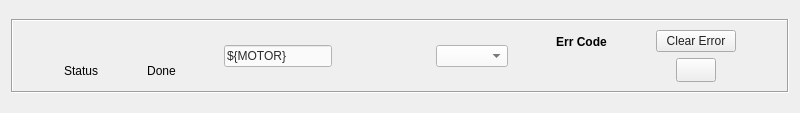
The window that pcdswidgets/ui/motion/common/motor_state_mover.ui (pcdshub/pcdswidgets) describes before a commit, drawn with Qt 5.
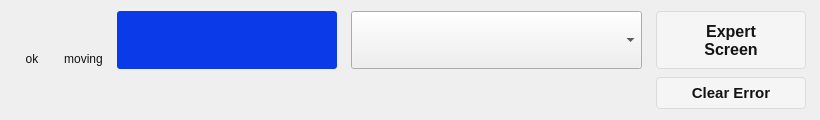
The same window after the commit. Custom widgets are drawn as their Qt base class.

Commit message: ENH: redesign state mover + add expert screen (Normal/Configuration tabs)

Patch:
```diff
--- a/pcdswidgets/ui/motion/common/motor_state_mover.ui
+++ b/pcdswidgets/ui/motion/common/motor_state_mover.ui
@@ -6,14 +6,26 @@
    <rect>
     <x>0</x>
     <y>0</y>
-    <width>800</width>
-    <height>113</height>
+    <width>820</width>
+    <height>120</height>
    </rect>
   </property>
   <property name="windowTitle">
    <string>Motor State Mover</string>
   </property>
   <layout class="QVBoxLayout" name="verticalLayout">
+   <property name="leftMargin">
+    <number>0</number>
+   </property>
+   <property name="topMargin">
+    <number>0</number>
+   </property>
+   <property name="rightMargin">
+    <number>0</number>
+   </property>
+   <property name="bottomMargin">
+    <number>0</number>
+   </property>
    <item>
     <widget class="QFrame" name="frame">
      <property name="sizePolicy">
@@ -23,46 +35,78 @@
       </sizepolicy>
      </property>
      <property name="frameShape">
-      <enum>QFrame::Box</enum>
+      <enum>QFrame::NoFrame</enum>
      </property>
      <property name="frameShadow">
-      <enum>QFrame::Sunken</enum>
+      <enum>QFrame::Plain</enum>
      </property>
      <property name="lineWidth">
-      <number>1</number>
-     </property>
-     <property name="midLineWidth">
       <number>0</number>
      </property>
-     <layout class="QGridLayout" name="gridLayout">
-      <item row="1" column="0">
-       <spacer name="leftSpacer">
-        <property name="orientation">
-         <enum>Qt::Horizontal</enum>
-        </property>
-        <property name="sizeHint" stdset="0">
-         <size>
-          <width>40</width>
-          <height>20</height>
-         </size>
-        </property>
-       </spacer>
-      </item>
-      <item row="1" column="1">
+     <layout class="QVBoxLayout" name="frameLayout">
+      <property name="spacing">
+       <number>8</number>
+      </property>
+      <property name="leftMargin">
+       <number>14</number>
+      </property>
+      <property name="topMargin">
+       <number>10</number>
+      </property>
+      <property name="rightMargin">
+       <number>14</number>
+      </property>
+      <property name="bottomMargin">
+       <number>10</number>
+      </property>
+      <item>
+       <layout class="QHBoxLayout" name="mainRow">
+        <property name="spacing">
+         <number>14</number>
+        </property>
+        <item alignment="Qt::AlignVCenter">
+         <widget class="QWidget" name="statusIndicatorBox" native="true">
        <layout class="QVBoxLayout" name="statusIndicatorLayout">
-        <item>
+          <property name="spacing">
+           <number>2</number>
+          </property>
+          <property name="leftMargin">
+           <number>0</number>
+          </property>
+          <property name="topMargin">
+           <number>0</number>
+          </property>
+          <property name="rightMargin">
+           <number>0</number>
+          </property>
+          <property name="bottomMargin">
+           <number>0</number>
+          </property>
+          <item alignment="Qt::AlignHCenter">
          <widget class="PyDMByteIndicator" name="statusIndicator">
+            <property name="minimumSize">
+             <size>
+              <width>36</width>
+              <height>36</height>
+             </size>
+            </property>
+            <property name="maximumSize">
+             <size>
+              <width>36</width>
+              <height>36</height>
+             </size>
+            </property>
           <property name="toolTip">
-           <string>Green when all group status PVs are OK; red if any are true.</string>
+             <string>Green when the motor status is OK; red on error.</string>
           </property>
           <property name="whatsThis">
-           <string>Combined status indicator for the motor state group.</string>
+             <string>Combined status indicator for the motor state group (STATE:ERR_RBV).</string>
           </property>
           <property name="alarmSensitiveContent">
            <bool>false</bool>
           </property>
           <property name="alarmSensitiveBorder">
-           <bool>true</bool>
+             <bool>false</bool>
           </property>
           <property name="PyDMToolTip">
            <string/>
@@ -70,6 +114,20 @@
           <property name="channel">
            <string>ca://${MOTOR}:STATE:ERR_RBV</string>
           </property>
+            <property name="onColor">
+             <color>
+              <red>255</red>
+              <green>0</green>
+              <blue>0</blue>
+             </color>
+            </property>
+            <property name="offColor">
+             <color>
+              <red>0</red>
+              <green>255</green>
+              <blue>0</blue>
+             </color>
+            </property>
           <property name="blinkOnChange">
            <bool>false</bool>
           </property>
@@ -103,8 +161,11 @@
         </item>
         <item>
          <widget class="QLabel" name="statusIndicatorLabel">
+            <property name="styleSheet">
+             <string>color: rgb(17, 17, 17); background: transparent;</string>
+            </property>
           <property name="text">
-           <string>Status</string>
+             <string>ok</string>
           </property>
           <property name="alignment">
            <set>Qt::AlignCenter</set>
@@ -112,35 +173,51 @@
          </widget>
         </item>
        </layout>
-      </item>
-      <item row="1" column="2">
-       <spacer name="spacer1">
-        <property name="orientation">
-         <enum>Qt::Horizontal</enum>
-        </property>
-        <property name="sizeHint" stdset="0">
-         <size>
-          <width>40</width>
-          <height>20</height>
-         </size>
-        </property>
-       </spacer>
-      </item>
-      <item row="1" column="3">
+         </widget>
+        </item>
+        <item alignment="Qt::AlignVCenter">
+         <widget class="QWidget" name="movingIndicatorBox" native="true">
        <layout class="QVBoxLayout" name="movingIndicatorLayout">
-        <item>
+          <property name="spacing">
+           <number>2</number>
+          </property>
+          <property name="leftMargin">
+           <number>0</number>
+          </property>
+          <property name="topMargin">
+           <number>0</number>
+          </property>
+          <property name="rightMargin">
+           <number>0</number>
+          </property>
+          <property name="bottomMargin">
+           <number>0</number>
+          </property>
+          <item alignment="Qt::AlignHCenter">
          <widget class="PyDMByteIndicator" name="movingIndicator">
+            <property name="minimumSize">
+             <size>
+              <width>36</width>
+              <height>36</height>
+             </size>
+            </property>
+            <property name="maximumSize">
+             <size>
+              <width>36</width>
+              <height>36</height>
+             </size>
+            </property>
           <property name="toolTip">
-           <string>Shows motor motion state: stopped or moving.</string>
+             <string>Blue while the motor is moving; dark when the move is done.</string>
           </property>
           <property name="whatsThis">
-           <string>Byte indicator that reflects motor movement state using BUSY_RBV.</string>
+             <string>Byte indicator that reflects motor movement state using STATE:DONE_RBV.</string>
           </property>
           <property name="alarmSensitiveContent">
            <bool>false</bool>
           </property>
           <property name="alarmSensitiveBorder">
-           <bool>true</bool>
+             <bool>false</bool>
           </property>
           <property name="PyDMToolTip">
            <string/>
@@ -148,6 +225,20 @@
           <property name="channel">
            <string>ca://${MOTOR}:STATE:DONE_RBV</string>
           </property>
+            <property name="onColor">
+             <color>
+              <red>60</red>
+              <green>60</green>
+              <blue>60</blue>
+             </color>
+            </property>
+            <property name="offColor">
+             <color>
+              <red>20</red>
+              <green>100</green>
+              <blue>239</blue>
+             </color>
+            </property>
           <property name="blinkOnChange">
            <bool>false</bool>
           </property>
@@ -181,8 +272,11 @@
         </item>
         <item>
          <widget class="QLabel" name="movingIndicatorLabel">
+            <property name="styleSheet">
+             <string>color: rgb(17, 17, 17); background: transparent;</string>
+            </property>
           <property name="text">
-           <string>Done</string>
+             <string>moving</string>
           </property>
           <property name="alignment">
            <set>Qt::AlignCenter</set>
@@ -190,190 +284,212 @@
          </widget>
         </item>
        </layout>
-      </item>
-      <item row="1" column="4">
-       <spacer name="spacer2">
-        <property name="orientation">
-         <enum>Qt::Horizontal</enum>
-        </property>
-        <property name="sizeHint" stdset="0">
-         <size>
-          <width>40</width>
-          <height>20</height>
-         </size>
-        </property>
-       </spacer>
-      </item>
-      <item row="1" column="5">
-       <widget class="PyDMLineEdit" name="deviceLabel">
-        <property name="sizePolicy">
-         <sizepolicy hsizetype="Maximum" vsizetype="Fixed">
-          <horstretch>0</horstretch>
-          <verstretch>0</verstretch>
-         </sizepolicy>
-        </property>
-        <property name="maximumSize">
-         <size>
-          <width>200</width>
-          <height>16777215</height>
-         </size>
-        </property>
-        <property name="toolTip">
-         <string>Edit the device label directly. Defaults from the base PV name.</string>
-        </property>
-        <property name="whatsThis">
-         <string>This editable field displays the device label from the base PV name and allows direct editing in the screen.</string>
-        </property>
-        <property name="styleSheet">
-         <string>color: rgb(43, 43, 43); background-color: rgb(250, 250, 250);</string>
-        </property>
-        <property name="text">
-         <string>${MOTOR}</string>
-        </property>
-        <property name="readOnly">
-         <bool>false</bool>
-        </property>
-        <property name="channel">
-         <string>ca://${MOTOR}:DEVICE_LABEL</string>
-        </property>
-       </widget>
-      </item>
-      <item row="1" column="6">
-       <spacer name="spacer3">
-        <property name="orientation">
-         <enum>Qt::Horizontal</enum>
-        </property>
-        <property name="sizeHint" stdset="0">
-         <size>
-          <width>40</width>
-          <height>20</height>
-         </size>
-        </property>
-       </spacer>
-      </item>
-      <item row="1" column="7">
+         </widget>
+        </item>
+        <item alignment="Qt::AlignVCenter">
        <widget class="PyDMLabel" name="stateReadback">
         <property name="sizePolicy">
-         <sizepolicy hsizetype="Maximum" vsizetype="Preferred">
+           <sizepolicy hsizetype="Preferred" vsizetype="Fixed">
           <horstretch>0</horstretch>
           <verstretch>0</verstretch>
          </sizepolicy>
         </property>
+          <property name="minimumSize">
+           <size>
+            <width>220</width>
+            <height>58</height>
+           </size>
+          </property>
         <property name="maximumSize">
          <size>
-          <width>300</width>
-          <height>16777215</height>
-         </size>
-        </property>
+            <width>340</width>
+            <height>58</height>
+           </size>
+          </property>
+          <property name="font">
+           <font>
+            <pointsize>22</pointsize>
+            <weight>75</weight>
+            <bold>true</bold>
+           </font>
+          </property>
         <property name="toolTip">
-         <string>Current motor state readback.</string>
+           <string>Current motor state readback (STATE:GET_RBV).</string>
         </property>
         <property name="whatsThis">
-         <string>This label displays the readback value for the selected state.</string>
+           <string>This label displays the readback value for the current state.</string>
         </property>
         <property name="styleSheet">
-         <string>color: rgb(43, 43, 43);</string>
+           <string>color: rgb(255, 255, 255); background-color: rgb(11, 58, 232); border-radius: 3px; padding: 0px 14px;</string>
+          </property>
+          <property name="alignment">
+           <set>Qt::AlignCenter</set>
         </property>
         <property name="channel">
          <string>ca://${MOTOR}:STATE:GET_RBV</string>
         </property>
        </widget>
       </item>
-      <item row="1" column="8">
-       <spacer name="spacer4">
-        <property name="orientation">
-         <enum>Qt::Horizontal</enum>
-        </property>
-        <property name="sizeHint" stdset="0">
-         <size>
-          <width>40</width>
-          <height>20</height>
-         </size>
-        </property>
-       </spacer>
-      </item>
-      <item row="1" column="9">
+        <item alignment="Qt::AlignVCenter">
        <widget class="PyDMEnumComboBox" name="stateSelector">
+          <property name="sizePolicy">
+           <sizepolicy hsizetype="Expanding" vsizetype="Fixed">
+            <horstretch>1</horstretch>
+            <verstretch>0</verstretch>
+           </sizepolicy>
+          </property>
+          <property name="minimumSize">
+           <size>
+            <width>200</width>
+            <height>58</height>
+           </size>
+          </property>
+          <property name="maximumSize">
+           <size>
+            <width>16777215</width>
+            <height>58</height>
+           </size>
+          </property>
+          <property name="font">
+           <font>
+            <pointsize>18</pointsize>
+           </font>
+          </property>
         <property name="toolTip">
-         <string>Select the desired motor state.</string>
+           <string>Select the desired motor state (writes STATE:SET).</string>
         </property>
         <property name="whatsThis">
          <string>This dropdown writes the selected state to the setpoint PV.</string>
         </property>
         <property name="styleSheet">
-         <string>color: rgb(43, 43, 43); background-color: rgb(250, 250, 250);</string>
+           <string>PyDMEnumComboBox {
+    color: rgb(120, 120, 120);
+    background-color: rgb(255, 255, 255);
+    border: 2px solid rgb(42, 91, 215);
+    border-radius: 3px;
+    padding-left: 10px;
+}
+PyDMEnumComboBox::drop-down {
+    width: 26px;
+    border-left: 1px solid rgb(208, 208, 208);
+}
+PyDMEnumComboBox::down-arrow {
+    image: none;
+    border-left: 5px solid transparent;
+    border-right: 5px solid transparent;
+    border-top: 7px solid rgb(154, 154, 154);
+    margin-right: 8px;
+}</string>
         </property>
         <property name="channel">
          <string>ca://${MOTOR}:STATE:SET</string>
         </property>
        </widget>
       </item>
-      <item row="1" column="10">
-       <spacer name="spacer5">
-        <property name="orientation">
-         <enum>Qt::Horizontal</enum>
-        </property>
-        <property name="sizeHint" stdset="0">
-         <size>
-          <width>40</width>
-          <height>20</height>
-         </size>
-        </property>
-       </spacer>
-      </item>
-      <item row="1" column="11">
-       <layout class="QVBoxLayout" name="errorLayout">
-        <item alignment="Qt::AlignHCenter">
-         <widget class="QLabel" name="errorLabel">
+        <item alignment="Qt::AlignVCenter">
+         <widget class="PyDMRelatedDisplayButton" name="expertScreenButton">
           <property name="sizePolicy">
-           <sizepolicy hsizetype="Fixed" vsizetype="Preferred">
+           <sizepolicy hsizetype="Fixed" vsizetype="Fixed">
             <horstretch>0</horstretch>
             <verstretch>0</verstretch>
            </sizepolicy>
           </property>
+          <property name="minimumSize">
+           <size>
+            <width>150</width>
+            <height>58</height>
+           </size>
+          </property>
+          <property name="maximumSize">
+           <size>
+            <width>150</width>
+            <height>58</height>
+           </size>
+          </property>
           <property name="font">
            <font>
+            <pointsize>12</pointsize>
             <weight>75</weight>
             <bold>true</bold>
            </font>
           </property>
+          <property name="toolTip">
+           <string>Open the expert screen (Normal + Configuration tabs).</string>
+          </property>
+          <property name="whatsThis">
+           <string>Opens motor_state_mover_expert.ui, forwarding the MOTOR, STATE_COUNT and MOTOR_TOKENS macros.</string>
+          </property>
+          <property name="styleSheet">
+           <string>color: rgb(20, 20, 20); background-color: rgb(245, 245, 245); border: 1px solid rgb(219, 219, 219); border-radius: 4px;</string>
+          </property>
           <property name="text">
-           <string>Err Code</string>
+           <string>Expert
+Screen</string>
           </property>
-          <property name="alignment">
-           <set>Qt::AlignCenter</set>
+          <property name="showIcon">
+           <bool>false</bool>
+          </property>
+          <property name="openInNewWindow">
+           <bool>true</bool>
+          </property>
+          <property name="filenames">
+           <stringlist>
+            <string>motor_state_mover_expert.py</string>
+           </stringlist>
           </property>
          </widget>
         </item>
-        <item alignment="Qt::AlignHCenter">
+       </layout>
+      </item>
+      <item>
+       <layout class="QHBoxLayout" name="statusRow">
+        <property name="spacing">
+         <number>10</number>
+        </property>
+        <item alignment="Qt::AlignVCenter">
          <widget class="PyDMLabel" name="errorStatus">
           <property name="sizePolicy">
-           <sizepolicy hsizetype="Fixed" vsizetype="Preferred">
+           <sizepolicy hsizetype="Expanding" vsizetype="Fixed">
             <horstretch>0</horstretch>
             <verstretch>0</verstretch>
            </sizepolicy>
           </property>
+          <property name="minimumSize">
+           <size>
+            <width>0</width>
+            <height>32</height>
+           </size>
+          </property>
+          <property name="maximumSize">
+           <size>
+            <width>16777215</width>
+            <height>32</height>
+           </size>
+          </property>
+          <property name="font">
+           <font>
+            <pointsize>11</pointsize>
+           </font>
+          </property>
           <property name="toolTip">
-           <string>Readback of the current error ID.</string>
+           <string>Current motor state/error message (STATE:ERRID_RBV).</string>
           </property>
           <property name="whatsThis">
-           <string>Shows the current motor error identifier.</string>
+           <string>Shows the current motor state/error description string.</string>
           </property>
           <property name="styleSheet">
-           <string>color: rgb(43, 43, 43);</string>
+           <string>color: rgb(125, 125, 125); background: transparent;</string>
           </property>
           <property name="alignment">
-           <set>Qt::AlignCenter</set>
+           <set>Qt::AlignLeft|Qt::AlignVCenter</set>
           </property>
           <property name="channel">
            <string>ca://${MOTOR}:STATE:ERRID_RBV</string>
           </property>
          </widget>
         </item>
-       </layout>
-      </item>
-      <item row="1" column="12">
-       <spacer name="spacer6">
+        <item>
+         <spacer name="statusSpacer">
         <property name="orientation">
          <enum>Qt::Horizontal</enum>
         </property>
@@ -385,9 +501,7 @@
         </property>
        </spacer>
       </item>
-      <item row="1" column="13">
-       <layout class="QVBoxLayout" name="controlsLayout">
-        <item>
+        <item alignment="Qt::AlignVCenter">
          <widget class="PyDMPushButton" name="clearErrorButton">
           <property name="sizePolicy">
            <sizepolicy hsizetype="Fixed" vsizetype="Fixed">
@@ -395,14 +509,33 @@
             <verstretch>0</verstretch>
            </sizepolicy>
           </property>
+          <property name="minimumSize">
+           <size>
+            <width>150</width>
+            <height>32</height>
+           </size>
+          </property>
+          <property name="maximumSize">
+           <size>
+            <width>150</width>
+            <height>32</height>
+           </size>
+          </property>
+          <property name="font">
+           <font>
+            <pointsize>11</pointsize>
+            <weight>75</weight>
+            <bold>true</bold>
+           </font>
+          </property>
           <property name="toolTip">
-           <string>Clear the current motor error.</string>
+           <string>Clear the current motor error (writes STATE:RESET).</string>
           </property>
           <property name="whatsThis">
            <string>Writes a reset value to clear the motor error state.</string>
           </property>
           <property name="styleSheet">
-           <string>color: rgb(34, 34, 34); background-color: rgb(238, 238, 238);</string>
+           <string>color: rgb(20, 20, 20); background-color: rgb(245, 245, 245); border: 1px solid rgb(219, 219, 219); border-radius: 4px;</string>
           </property>
           <property name="text">
            <string>Clear Error</string>
@@ -415,43 +548,8 @@
           </property>
          </widget>
         </item>
-        <item alignment="Qt::AlignHCenter">
-         <widget class="PyDMShellCommand" name="expertScreenButton">
-          <property name="sizePolicy">
-           <sizepolicy hsizetype="Fixed" vsizetype="Fixed">
-            <horstretch>0</horstretch>
-            <verstretch>0</verstretch>
-           </sizepolicy>
-          </property>
-          <property name="toolTip">
-           <string>Open the expert screen.</string>
-          </property>
-          <property name="whatsThis">
-           <string>Expert screen button uses a shell command widget and shows the gear icon.</string>
-          </property>
-          <property name="styleSheet">
-           <string>min-width: 30px; min-height: 22px; max-height: 22px;</string>
-          </property>
-          <property name="text">
-           <string/>
-          </property>
-         </widget>
-        </item>
        </layout>
       </item>
-      <item row="1" column="14">
-       <spacer name="rightSpacer">
-        <property name="orientation">
-         <enum>Qt::Horizontal</enum>
-        </property>
-        <property name="sizeHint" stdset="0">
-         <size>
-          <width>40</width>
-          <height>20</height>
-         </size>
-        </property>
-       </spacer>
-      </item>
      </layout>
     </widget>
    </item>
@@ -473,20 +571,15 @@
    <extends>QComboBox</extends>
    <header>pydm.widgets.enum_combo_box</header>
   </customwidget>
-  <customwidget>
-   <class>PyDMLineEdit</class>
-   <extends>QLineEdit</extends>
-   <header>pydm.widgets.line_edit</header>
-  </customwidget>
   <customwidget>
    <class>PyDMPushButton</class>
    <extends>QPushButton</extends>
    <header>pydm.widgets.pushbutton</header>
   </customwidget>
   <customwidget>
-   <class>PyDMShellCommand</class>
+   <class>PyDMRelatedDisplayButton</class>
    <extends>QPushButton</extends>
-   <header>pydm.widgets.shell_command</header>
+   <header>pydm.widgets.related_display_button</header>
   </customwidget>
  </customwidgets>
  <resources/>
```
Lines whose indentation alone changed are shown as unchanged. The commit also changes 6 other files.
